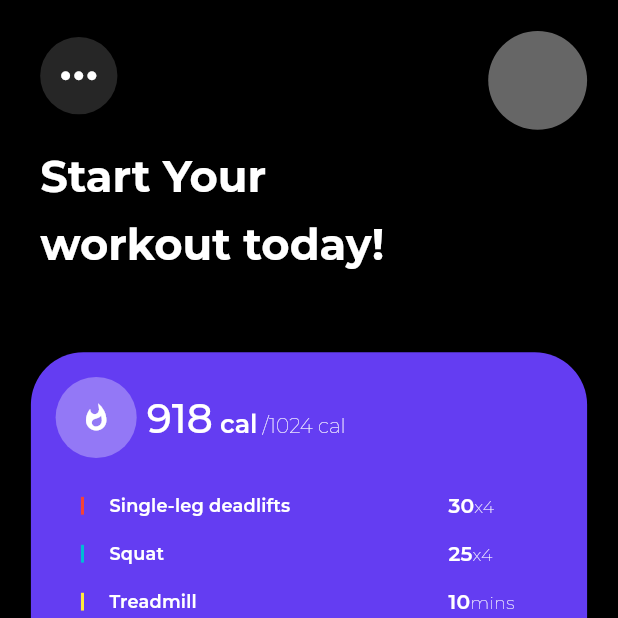
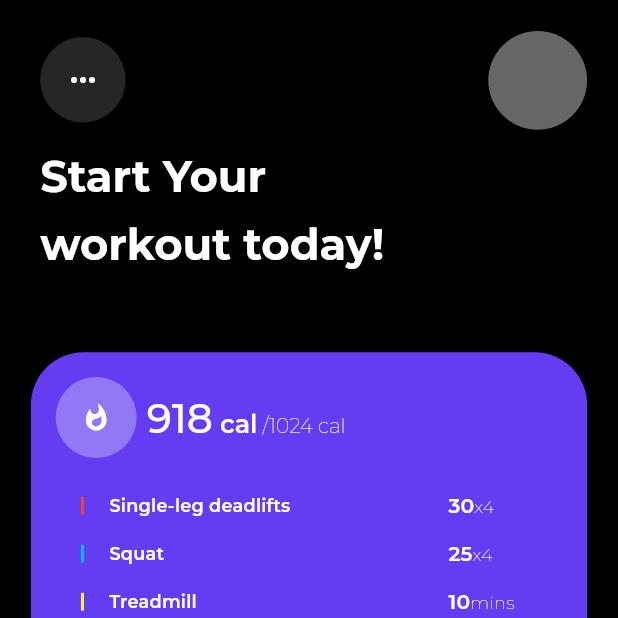
Before and after one commit to bhawesh2002/workout_planner_app_ui, a Flutter app: the screen it shows after launch, on a phone screen of 412 x 824 dp, the top half of it. Run offline on Flutter 3.47's test engine with Material 3 defaults, Android fonts, the phone set to English and light mode, and no system bars; our stand-ins replace google_fonts.

Commit message:
Update padding in more_button.dart

```diff
--- a/lib/pages/overall_status_page.dart
+++ b/lib/pages/overall_status_page.dart
@@ -1,5 +1,4 @@
 import 'package:flutter/material.dart';
-import 'package:flutter/widgets.dart';
 import 'package:workout_planner_app/widgets/current_weight_card.dart';
 import 'package:workout_planner_app/widgets/more_button.dart';
 import 'package:workout_planner_app/widgets/score_tile.dart';
--- a/lib/widgets/more_button.dart
+++ b/lib/widgets/more_button.dart
@@ -15,11 +15,10 @@ class AppBarButton extends StatelessWidget {
         onTap: onTap,
         splashColor: Colors.transparent,
         child: Padding(
-          padding: EdgeInsets.all(MediaQuery.of(context).size.width * 0.02),
+          padding: EdgeInsets.all(MediaQuery.of(context).size.width * 0.04),
           child: Icon(
             icon,
             color: Colors.white,
-            size: MediaQuery.of(context).size.width * 0.085,
           ),
         ),
       ),
```
